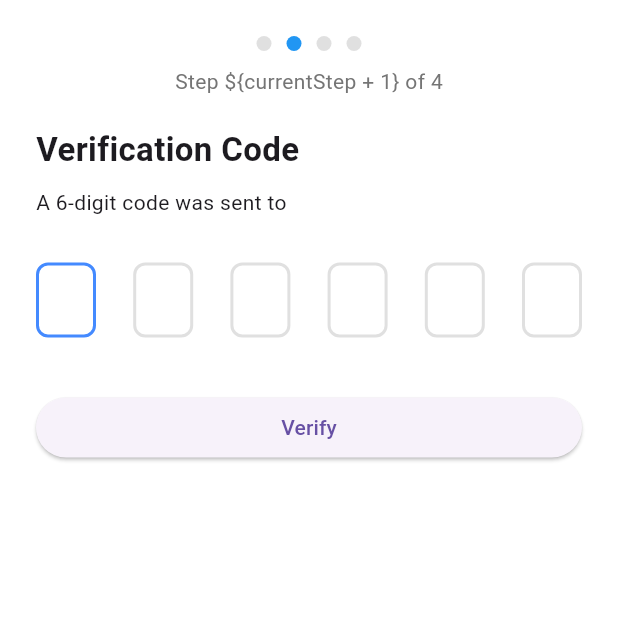
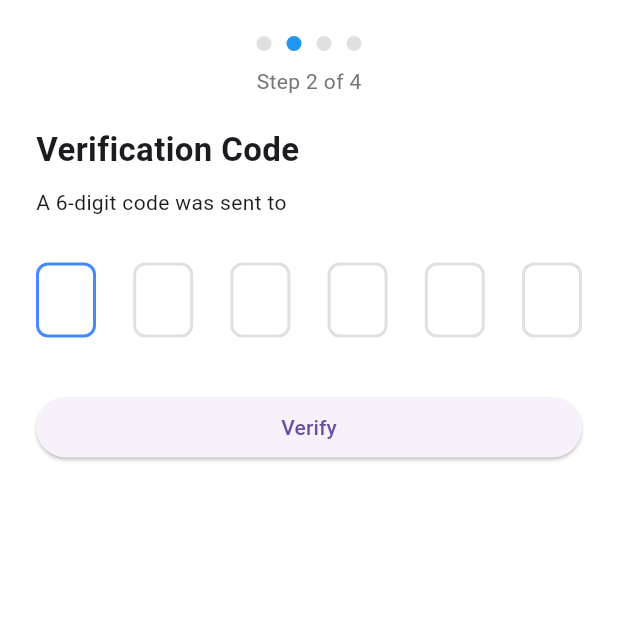
Before and after one commit to Gourav1892/FitVerse, a Flutter app: the OTPVerificationScreen screen opened directly with empty values, on a phone screen of 412 x 824 dp, the top half of it. Run offline on Flutter 3.47's test engine with Material 3 defaults, Android fonts, the light colour scheme and no system bars; drawn by our look-alikes of pin_code_fields; our stand-ins replace cloud_firestore, firebase_auth, firebase_core, firebase_storage, image_picker, intl_phone_field; missing offline and left inert: fitverse; accounts and stored records are empty; statements that could not run were skipped.

Commit message:
Some ui Changes

```diff
--- a/lib/views/auth/RegisterDetailsScreen.dart
+++ b/lib/views/auth/RegisterDetailsScreen.dart
@@ -4,8 +4,9 @@ import 'RegisterFitnessScreen.dart';
 
 class StepProgressIndicator extends StatelessWidget {
   final int currentStep;
+  final int totalSteps;
 
-  const StepProgressIndicator({required this.currentStep});
+  const StepProgressIndicator({required this.currentStep, required this.totalSteps});
 
   @override
   Widget build(BuildContext context) {
@@ -13,7 +14,7 @@ class StepProgressIndicator extends StatelessWidget {
       children: [
         Row(
           mainAxisAlignment: MainAxisAlignment.center,
-          children: List.generate(4, (index) {
+          children: List.generate(totalSteps, (index) {
             return Container(
               margin: EdgeInsets.symmetric(horizontal: 5),
               width: 10,
@@ -27,7 +28,7 @@ class StepProgressIndicator extends StatelessWidget {
         ),
         SizedBox(height: 10),
         Center(
-          child: Text("Step ${currentStep + 1} of 4",
+          child: Text("Step ${currentStep + 1} of $totalSteps",
               style: TextStyle(color: Colors.grey.shade600)),
         ),
         SizedBox(height: 20),
@@ -87,6 +88,9 @@ class _RegisterDetailsScreenState extends State<RegisterDetailsScreen> {
 
   @override
   Widget build(BuildContext context) {
+    final bool isTrainer = widget.role.toLowerCase() == 'trainer';
+    final int totalSteps = isTrainer ? 3 : 4;
+
     return Scaffold(
       body: SafeArea(
         child: SingleChildScrollView(
@@ -95,7 +99,7 @@ class _RegisterDetailsScreenState extends State<RegisterDetailsScreen> {
             key: _formKey,
             child: Column(
               children: [
-                StepProgressIndicator(currentStep: 2),
+                StepProgressIndicator(currentStep: 2, totalSteps: totalSteps),
                 Align(
                   alignment: Alignment.centerLeft,
                   child: Text("Your Personal Details",
@@ -241,6 +245,20 @@ class _RegisterDetailsScreenState extends State<RegisterDetailsScreen> {
                         _showSnackbar("Please select your gender");
                         return;
                       }
+
+                      // Trainer finishes here
+                      if (isTrainer) {
+                        Navigator.popUntil(context, (route) => route.isFirst);
+                        ScaffoldMessenger.of(context).showSnackBar(
+                          SnackBar(
+                            content: Text("✅ Trainer registration complete (submit manually to admin)."),
+                            backgroundColor: Colors.green,
+                          ),
+                        );
+                        return;
+                      }
+
+                      // Trainee proceeds to next step
                       Navigator.push(
                         context,
                         MaterialPageRoute(
@@ -255,7 +273,7 @@ class _RegisterDetailsScreenState extends State<RegisterDetailsScreen> {
                       );
                     }
                   },
-                  child: Text("Next"),
+                  child: Text(isTrainer ? "Finish" : "Next"),
                   style: ElevatedButton.styleFrom(
                     padding: EdgeInsets.symmetric(vertical: 16),
                     backgroundColor: Colors.blue,
--- a/lib/views/auth/RegisterFitnessScreen.dart
+++ b/lib/views/auth/RegisterFitnessScreen.dart
@@ -28,7 +28,7 @@ class StepProgressIndicator extends StatelessWidget {
         ),
         SizedBox(height: 10),
         Center(
-          child: Text("Step \${currentStep + 1} of 4",
+          child: Text("Step ${currentStep + 1} of 4",
               style: TextStyle(color: Colors.grey.shade600)),
         ),
         SizedBox(height: 20),
@@ -98,7 +98,7 @@ class _RegisterFitnessScreenState extends State<RegisterFitnessScreen> {
       );
     } catch (e) {
       ScaffoldMessenger.of(context).showSnackBar(
-        SnackBar(content: Text("❌ Failed: \${e.toString()}")),
+        SnackBar(content: Text("❌ Failed: ${e.toString()}")),
       );
     } finally {
       setState(() => _loading = false);
--- a/lib/views/auth/otp_verification_screen.dart
+++ b/lib/views/auth/otp_verification_screen.dart
@@ -5,9 +5,13 @@ import 'RegisterDetailsScreen.dart';
 import 'package:pin_code_fields/pin_code_fields.dart';
 
 class StepProgressIndicator extends StatelessWidget {
-  final int currentStep; // 0 to 3
+  final int currentStep;
+  final int totalSteps;
 
-  const StepProgressIndicator({required this.currentStep});
+  const StepProgressIndicator({
+    required this.currentStep,
+    required this.totalSteps,
+  });
 
   @override
   Widget build(BuildContext context) {
@@ -15,7 +19,7 @@ class StepProgressIndicator extends StatelessWidget {
       children: [
         Row(
           mainAxisAlignment: MainAxisAlignment.center,
-          children: List.generate(4, (index) {
+          children: List.generate(totalSteps, (index) {
             return Container(
               margin: EdgeInsets.symmetric(horizontal: 5),
               width: 10,
@@ -28,7 +32,7 @@ class StepProgressIndicator extends StatelessWidget {
           }),
         ),
         SizedBox(height: 10),
-        Text("Step \${currentStep + 1} of 4", style: TextStyle(color: Colors.grey.shade600)),
+        Text("Step ${currentStep + 1} of $totalSteps", style: TextStyle(color: Colors.grey.shade600)),
         SizedBox(height: 20),
       ],
     );
@@ -107,6 +111,8 @@ class _OTPVerificationScreenState extends State<OTPVerificationScreen> {
 
   @override
   Widget build(BuildContext context) {
+    int totalSteps = widget.role == 'trainer' ? 3 : 4;
+
     return Scaffold(
       body: SafeArea(
         child: SingleChildScrollView(
@@ -115,7 +121,7 @@ class _OTPVerificationScreenState extends State<OTPVerificationScreen> {
             child: Column(
               crossAxisAlignment: CrossAxisAlignment.start,
               children: [
-                StepProgressIndicator(currentStep: 1), // ✅ Step 2 of 4
+                StepProgressIndicator(currentStep: 1, totalSteps: totalSteps),
 
                 Text("Verification Code",
                     style: TextStyle(fontSize: 22, fontWeight: FontWeight.bold)),
```
Also changed, not shown: lib/views/auth/register_screen.dart (+4 -12 lines).
